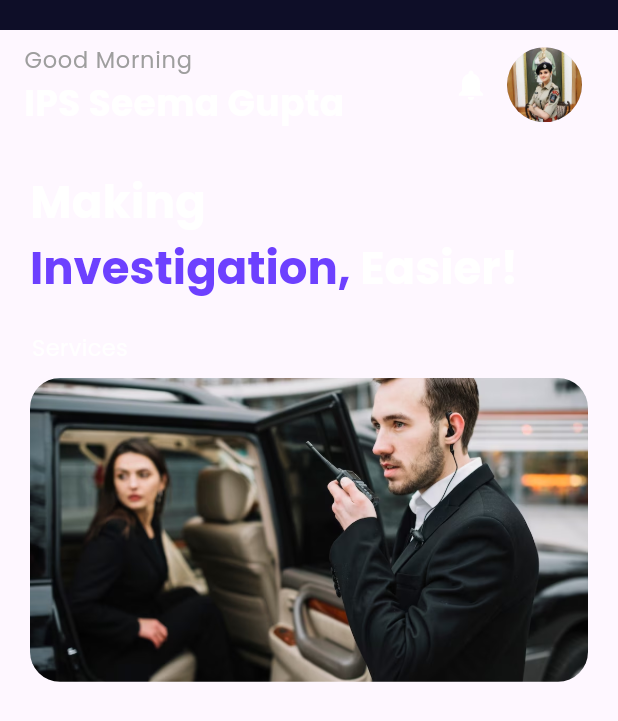
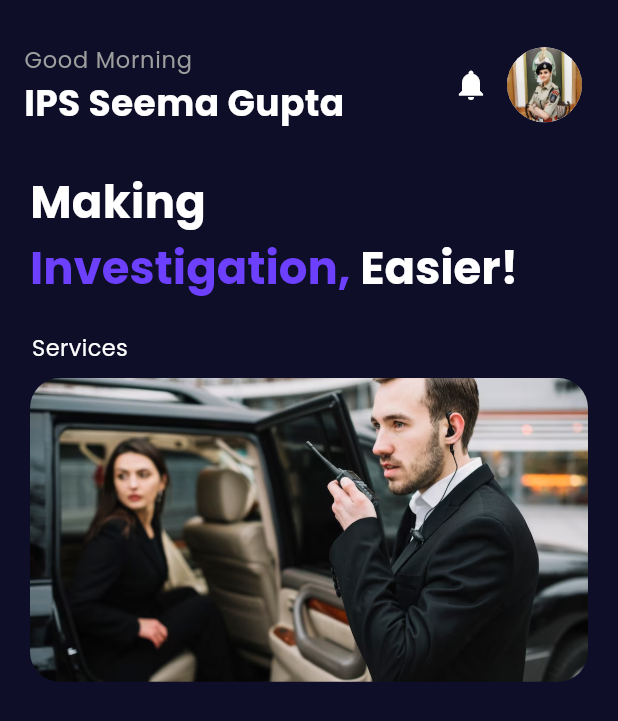
Before and after one commit to dorkydhruv/Cyber-Rakshak, a Flutter app: the DashBoard screen opened directly, on a phone screen of 412 x 824 dp. Shown: the top 721 px of the screen. Run offline on Flutter 3.47's test engine with Material 3 defaults, Android fonts, the light colour scheme and no system bars; our stand-ins replace flutter_svg; network calls fail.

Commit message:
support for emulators

```diff
--- a/lib/main.dart
+++ b/lib/main.dart
@@ -17,8 +17,8 @@ class MyApp extends StatelessWidget {
         theme: ThemeData(
           useMaterial3: true,
           colorScheme: ColorScheme.fromSeed(seedColor: Colors.deepPurple)
-              .copyWith(background: primaryColor),
+              .copyWith(surface: primaryColor),
         ),
-        home: GetStarted());
+        home: const GetStarted());
   }
 }
--- a/lib/screens/services/criminal_record/criminal.dart
+++ b/lib/screens/services/criminal_record/criminal.dart
@@ -72,7 +72,7 @@ class CriminalFile extends StatelessWidget {
                 children: [
                   buildContainer(title: "Full Name", desc: "Alok Kumar Mishra"),
                   buildContainer(
-                      title: "Father\’s Name", desc: "Ram Kumar Mishra"),
+                      title: "Father’s Name", desc: "Ram Kumar Mishra"),
                   buildContainer(title: "Date of Birth", desc: "09/12/1980"),
                   buildContainer(
                       title: "Permanent Address", desc: "Muradnagar"),
--- a/lib/screens/services/investigation/further_invest.dart
+++ b/lib/screens/services/investigation/further_invest.dart
@@ -105,7 +105,7 @@ class FurtherInvestigation extends StatelessWidget {
                         fontSize: 30,
                         fontFamily: "Poppins",
                         fontWeight: FontWeight.bold)),
-                Container(
+                SizedBox(
                   height: MediaQuery.of(context).size.height * 0.5,
                   width: MediaQuery.of(context).size.width,
                   child: ListView.builder(
--- a/lib/screens/services/investigation/investigation.dart
+++ b/lib/screens/services/investigation/investigation.dart
@@ -27,11 +27,9 @@ class _InvestigationState extends State<Investigation> {
   //for real device ip is the ip of the server
 
   //for multiple outputs
-  String serverUrl =
-      "https://cb11ab66-0c16-496a-9e2b-3defcdec7b77-00-1nlje67f24bd0.riker.repl.co/predict";
+  String serverUrl = "http://10.0.2.2:5000/predict";
   //for single outputs
-  String url =
-      "https://609ef7d2-1763-4181-88e3-fd8de9fd0c57-00-1y9ivt6u336lm.riker.repl.co/predict";
+  String url = "http://10.0.2.2:8080/predict";
   Future<List<String>> generateNextWords(
       String crimeType, List<String> crimeProcessSteps) async {
     Map<String, dynamic> requestBody = {
--- a/lib/screens/services/investigation/predictions.dart
+++ b/lib/screens/services/investigation/predictions.dart
@@ -1,5 +1,4 @@
 import 'package:cyber_rakshak/constants.dart';
-import 'package:cyber_rakshak/screens/services/investigation/constants.dart';
 import 'package:cyber_rakshak/screens/services/investigation/precautions.dart';
 import 'package:cyber_rakshak/widgets/button.dart';
 import 'package:flutter/material.dart';
--- a/lib/widgets/containerPage.dart
+++ b/lib/widgets/containerPage.dart
@@ -4,7 +4,8 @@ class ContainerPage extends StatefulWidget {
   final String img;
   final String str;
   final VoidCallback? onTap;
-  ContainerPage({super.key, required this.img, required this.str, this.onTap});
+  const ContainerPage(
+      {super.key, required this.img, required this.str, this.onTap});
 
   @override
   State<ContainerPage> createState() => _ContainerPageState();
@@ -36,7 +37,7 @@ class _ContainerPageState extends State<ContainerPage> {
                   ? Center(
                       child: Text(
                         widget.str,
-                        style: TextStyle(
+                        style: const TextStyle(
                             color: Colors.white,
                             fontSize: 36,
                             fontFamily: "Poppins",
```
Also changed, not shown: pubspec.lock.
